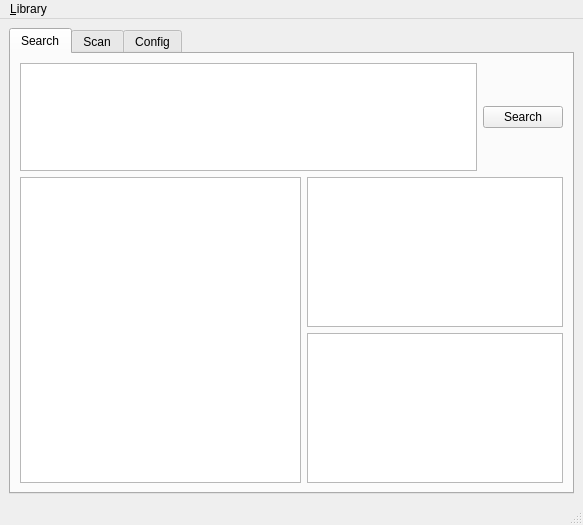
sbrunner/edocuments, file epaper/ui/main.ui: the form before one commit.
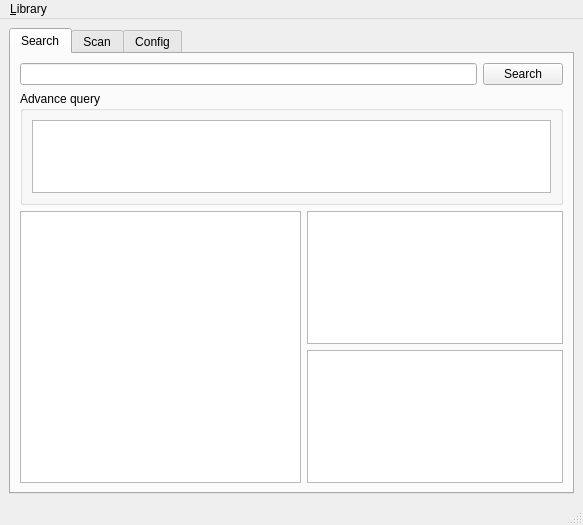
The form after the commit.

```diff
--- a/epaper/ui/main.ui
+++ b/epaper/ui/main.ui
@@ -17,6 +17,9 @@
    <layout class="QVBoxLayout" name="verticalLayout">
     <item>
      <widget class="QTabWidget" name="tabWidget">
+      <property name="enabled">
+       <bool>true</bool>
+      </property>
       <property name="currentIndex">
        <number>0</number>
       </property>
@@ -31,7 +34,7 @@
            <enum>QLayout::SetDefaultConstraint</enum>
           </property>
           <item>
-           <widget class="QTextEdit" name="search_text"/>
+           <widget class="QLineEdit" name="search_text"/>
           </item>
           <item>
            <widget class="QPushButton" name="search_btn">
@@ -42,6 +45,18 @@
           </item>
          </layout>
         </item>
+        <item>
+         <widget class="QGroupBox" name="groupBox_2">
+          <property name="title">
+           <string>Advance query</string>
+          </property>
+          <layout class="QVBoxLayout" name="verticalLayout_7">
+           <item>
+            <widget class="QPlainTextEdit" name="advance_query"/>
+           </item>
+          </layout>
+         </widget>
+        </item>
         <item>
          <layout class="QHBoxLayout" name="horizontalLayout_2" stretch="1,0">
           <property name="sizeConstraint">
```
Left out of the diff: 18 changed lines with no effect on the pictures.
